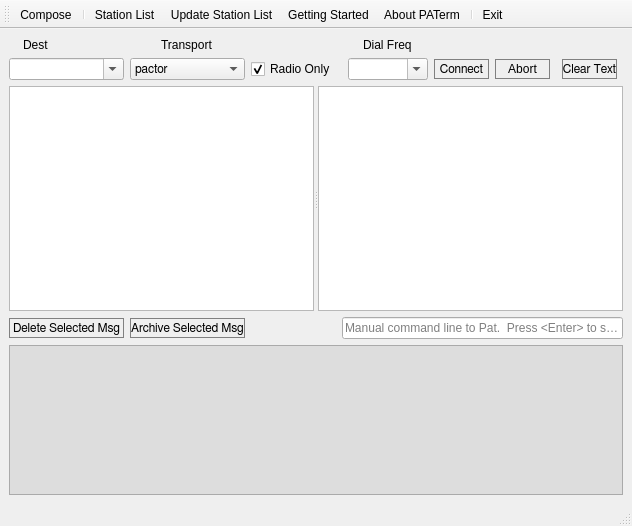
The window that paterm.ui (guitarpicva/radcommlink) describes before a commit, drawn with Qt 5.
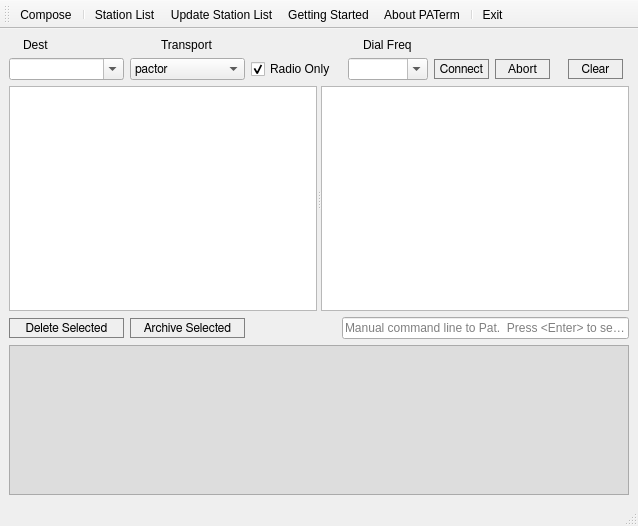
The same window after the commit.

Commit message:
Abort button function works by brute force 'killall pat' system call. The modem takes some time to recover before a new call may be made but it seems to be functional.
Adjusted some button texts so that they do not clip across multiple OS
platforms.

```diff
--- a/paterm.ui
+++ b/paterm.ui
@@ -6,7 +6,7 @@
    <rect>
     <x>0</x>
     <y>0</y>
-    <width>632</width>
+    <width>638</width>
     <height>526</height>
    </rect>
   </property>
@@ -104,7 +104,7 @@
        </font>
       </property>
       <property name="text">
-       <string>Archive Selected Msg</string>
+       <string>Archive Selected</string>
       </property>
       <property name="flat">
        <bool>true</bool>
@@ -134,7 +134,7 @@
        <string>&lt;html&gt;&lt;head/&gt;&lt;body&gt;&lt;p&gt;Clears the text area below of all text.&lt;/p&gt;&lt;/body&gt;&lt;/html&gt;</string>
       </property>
       <property name="text">
-       <string>Clear Text</string>
+       <string>Clear</string>
       </property>
       <property name="flat">
        <bool>true</bool>
@@ -174,7 +174,7 @@
        </font>
       </property>
       <property name="text">
-       <string>Delete Selected Msg</string>
+       <string>Delete Selected</string>
       </property>
       <property name="flat">
        <bool>true</bool>
```
The commit also changes 2 other files.
